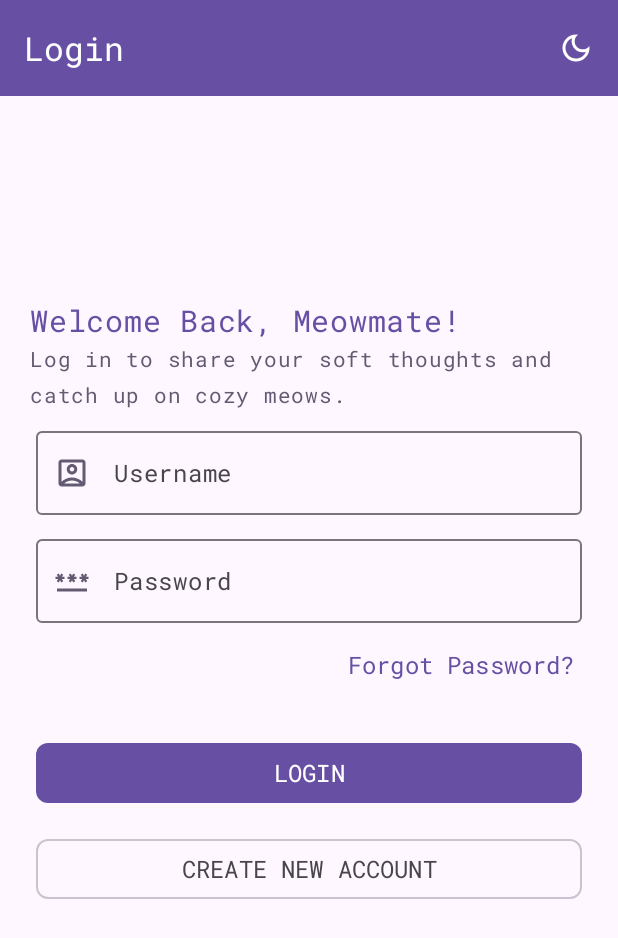
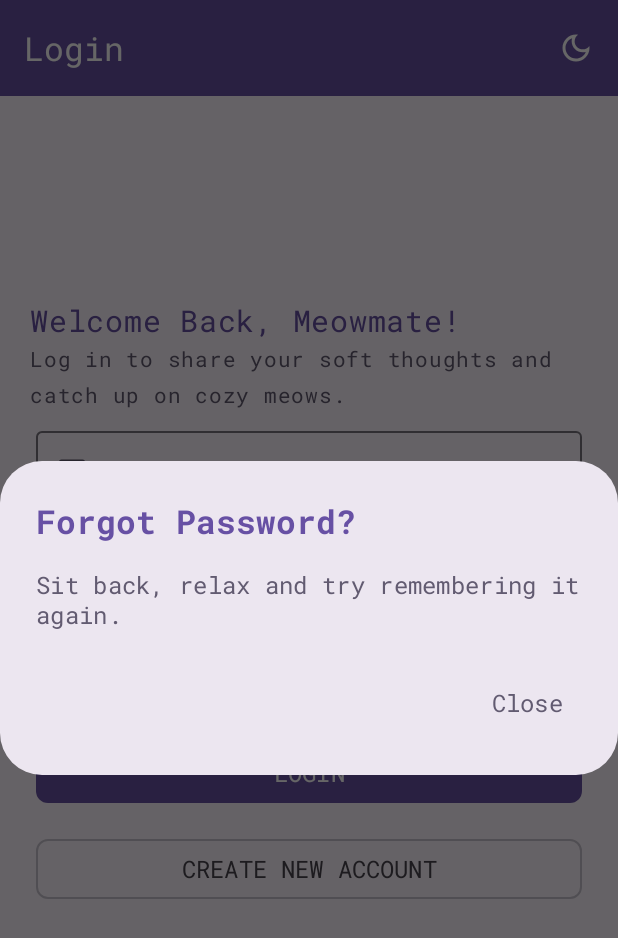
Before and after one commit to ralphmarondev/Mewzi, an Android app built with Jetpack Compose: the LoginScreen screen opened through its navigation route, after a tap on "Forgot Password?", on a phone screen of 412 x 824 dp. Shown: the top 938 px of the screen. Run offline under Robolectric (Android 15) with nearby library versions, the light colour scheme and no system bars; pictures from the network do not load.

Commit message:
[android] added ForgotPasswordDialog

```diff
--- /dev/null
+++ b/android/app/src/main/java/com/ralphmarondev/mewzi/features/auth/presentation/components/ForgotPasswordDialog.kt
@@ -0,0 +1,44 @@
+package com.ralphmarondev.mewzi.features.auth.presentation.components
+
+import androidx.compose.material3.AlertDialog
+import androidx.compose.material3.MaterialTheme
+import androidx.compose.material3.Text
+import androidx.compose.material3.TextButton
+import androidx.compose.runtime.Composable
+
+@Composable
+fun ForgotPasswordDialog(
+    onDismiss: () -> Unit
+) {
+    AlertDialog(
+        onDismissRequest = onDismiss,
+        confirmButton = {
+            TextButton(
+                onClick = onDismiss
+            ) {
+                Text(
+                    text = "Close",
+                    fontSize = MaterialTheme.typography.titleMedium.fontSize,
+                    fontWeight = MaterialTheme.typography.titleMedium.fontWeight,
+                    color = MaterialTheme.colorScheme.secondary
+                )
+            }
+        },
+        title = {
+            Text(
+                text = "Forgot Password?",
+                fontSize = MaterialTheme.typography.titleLarge.fontSize,
+                fontWeight = MaterialTheme.typography.titleLarge.fontWeight,
+                color = MaterialTheme.colorScheme.primary
+            )
+        },
+        text = {
+            Text(
+                text = "Sit back, relax and try remembering it again.",
+                fontSize = MaterialTheme.typography.titleMedium.fontSize,
+                fontWeight = MaterialTheme.typography.titleMedium.fontWeight,
+                color = MaterialTheme.colorScheme.secondary
+            )
+        }
+    )
+}
--- a/android/app/src/main/java/com/ralphmarondev/mewzi/features/auth/presentation/login/LoginScreen.kt
+++ b/android/app/src/main/java/com/ralphmarondev/mewzi/features/auth/presentation/login/LoginScreen.kt
@@ -48,6 +48,7 @@ import com.ralphmarondev.mewzi.core.presentation.KeyboardAwareSnackbarHost
 import com.ralphmarondev.mewzi.core.util.LocalThemeState
 import com.ralphmarondev.mewzi.core.util.StatusBarStyle
 import com.ralphmarondev.mewzi.features.auth.presentation.components.EnterServerDomainDialog
+import com.ralphmarondev.mewzi.features.auth.presentation.components.ForgotPasswordDialog
 import com.ralphmarondev.mewzi.features.auth.presentation.components.NormalTextField
 import com.ralphmarondev.mewzi.features.auth.presentation.components.PasswordTextField
 import org.koin.androidx.compose.koinViewModel
@@ -63,6 +64,7 @@ fun LoginScreen(
     val password = viewModel.password.collectAsState().value
     val response = viewModel.response.collectAsState().value
     val showEnterServerDomainDialog = viewModel.showEnterServerDomainDialog.collectAsState().value
+    val showForgotPasswordDialog = viewModel.showForgotPasswordDialog.collectAsState().value
 
     val focusManager = LocalFocusManager.current
     val themeState = LocalThemeState.current
@@ -185,7 +187,7 @@ fun LoginScreen(
                     contentAlignment = Alignment.CenterEnd
                 ) {
                     TextButton(
-                        onClick = {}
+                        onClick = { viewModel.setShowForgotPasswordDialogValue(true) }
                     ) {
                         Text(
                             text = "Forgot Password?",
@@ -242,4 +244,11 @@ fun LoginScreen(
             }
         )
     }
+    if (showForgotPasswordDialog) {
+        ForgotPasswordDialog(
+            onDismiss = {
+                viewModel.setShowForgotPasswordDialogValue(false)
+            }
+        )
+    }
 }
--- a/android/app/src/main/java/com/ralphmarondev/mewzi/features/auth/presentation/login/LoginViewModel.kt
+++ b/android/app/src/main/java/com/ralphmarondev/mewzi/features/auth/presentation/login/LoginViewModel.kt
@@ -26,6 +26,9 @@ class LoginViewModel(
     private val _showEnterServerDomainDialog = MutableStateFlow(false)
     val showEnterServerDomainDialog = _showEnterServerDomainDialog.asStateFlow()
 
+    private val _showForgotPasswordDialog = MutableStateFlow(false)
+    val showForgotPasswordDialog = _showForgotPasswordDialog.asStateFlow()
+
 
     fun onUsernameValueChange(value: String) {
         _username.value = value
@@ -33,6 +36,10 @@ class LoginViewModel(
 
     fun onPasswordValueChange(value: String) {
         _password.value = value
+    }
+
+    fun setShowForgotPasswordDialogValue(value: Boolean) {
+        _showForgotPasswordDialog.value = value
     }
 
     fun login() {
```
